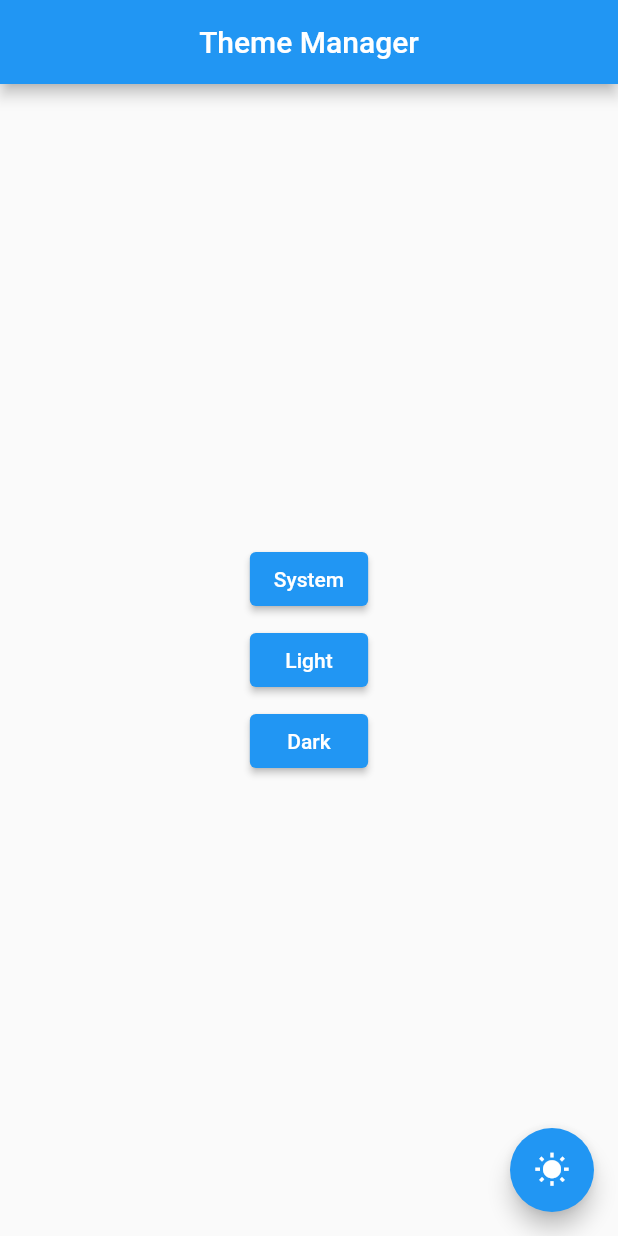
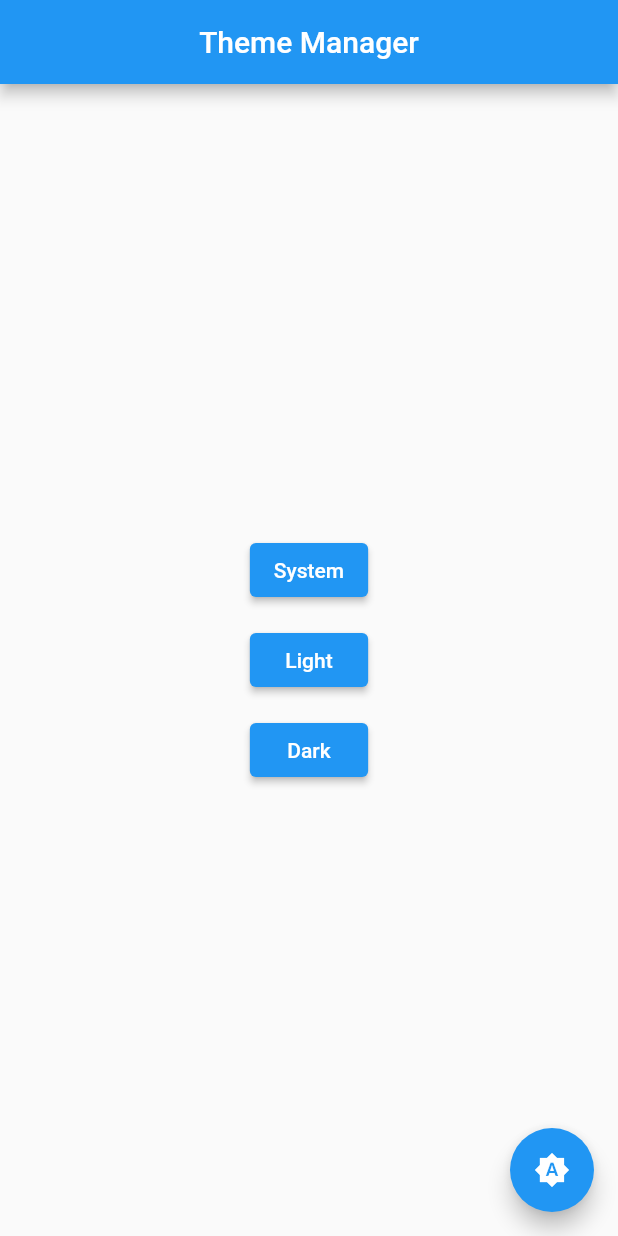
Before and after one commit to matthewrice345/theme_manager, a Flutter app: the screen it shows after launch, after a tap on "System", on a phone screen of 412 x 824 dp. Run offline on Flutter 3.47's test engine with Material 2 defaults, Android fonts, the phone set to English and light mode, and no system bars; our stand-ins replace equatable, shared_preferences.

Commit message:
see changlong 2.0.2

```diff
--- a/example/lib/main.dart
+++ b/example/lib/main.dart
@@ -19,10 +19,10 @@ class MyApp extends StatelessWidget {
         primarySwatch: Colors.blue,
         brightness: brightness,
       ),
-      themedWidgetBuilder: (BuildContext context, ThemeData theme) {
+      themedBuilder: (BuildContext context, ThemeState state) {
         return MaterialApp(
           title: 'Theme Manager Demo',
-          theme: theme,
+          theme: state.themeData,
           home: const MyHomePage(),
         );
       },
@@ -38,8 +38,11 @@ class MyHomePage extends StatefulWidget {
 }
 
 class _MyHomePageState extends State<MyHomePage> {
+
   @override
   Widget build(BuildContext context) {
+    final brightnessPreference = ThemeManager.of(context).state.brightnessPreference;
+
     return Scaffold(
       appBar: AppBar(
         title: const Text('Theme Manager'),
@@ -52,19 +55,27 @@ class _MyHomePageState extends State<MyHomePage> {
             crossAxisAlignment: CrossAxisAlignment.stretch,
             children: <Widget>[
               ElevatedButton(
+                style: ElevatedButton.styleFrom(
+                  backgroundColor: brightnessPreference.isSystem ? Colors.red : Colors.blue,
+                ),
                 onPressed: () => ThemeManager.of(context)
                     .setBrightness(BrightnessPreference.system),
                 child: const Text('System'),
               ),
-              Padding(
-                padding: const EdgeInsets.symmetric(vertical: 6),
-                child: ElevatedButton(
-                  onPressed: () => ThemeManager.of(context)
-                      .setBrightness(BrightnessPreference.light),
-                  child: const Text('Light'),
+              const SizedBox(height: 12),
+              ElevatedButton(
+                style: ElevatedButton.styleFrom(
+                  backgroundColor: brightnessPreference.isSystem ? Colors.red : Colors.blue,
                 ),
+                onPressed: () => ThemeManager.of(context)
+                    .setBrightness(BrightnessPreference.light),
+                child: const Text('Light'),
               ),
+              const SizedBox(height: 12),
               ElevatedButton(
+                style: ElevatedButton.styleFrom(
+                  backgroundColor: brightnessPreference.isSystem ? Colors.red : Colors.blue,
+                ),
                 onPressed: () => ThemeManager.of(context)
                     .setBrightness(BrightnessPreference.dark),
                 child: const Text('Dark'),
@@ -79,10 +90,9 @@ class _MyHomePageState extends State<MyHomePage> {
             ThemeManager.of(context).setBrightness(preference);
           });
         },
-        child: Builder(
-          builder: (context) {
-            final brightness = ThemeManager.of(context).brightnessPreference;
-            switch (brightness) {
+        child: ThemeBuilder(
+          builder: (context, themeState) {
+            switch (themeState.brightnessPreference) {
               case BrightnessPreference.light:
                 return const Icon(Icons.wb_sunny);
               case BrightnessPreference.dark:
--- a/lib/enums.dart
+++ b/lib/enums.dart
@@ -21,4 +21,8 @@ enum BrightnessPreference {
         }
     }
   }
+
+  bool get isSystem => this == BrightnessPreference.system;
+  bool get isDark => this == BrightnessPreference.dark;
+  bool get isLight => this == BrightnessPreference.light;
 }
--- /dev/null
+++ b/lib/theme_builder.dart
@@ -0,0 +1,28 @@
+import 'package:flutter/material.dart';
+import 'package:theme_manager/theme_manager_widget.dart';
+import 'package:theme_manager/theme_state.dart';
+
+typedef ThemeBuilderWidget = Widget Function(BuildContext context, ThemeState state);
+
+/// A widget that rebuilds when the theme changes. Sometimes you need to rebuild
+/// part of the widget tree that may not get updated via the [ThemeManagerWidget].
+/// While the theme is changed correctly places such as a [Builder] widget may not
+/// get updated. This widget will rebuild when the theme changes.
+///
+/// This widget its not meant to wrap the [MaterialApp].
+class ThemeBuilder extends StatelessWidget {
+  const ThemeBuilder({super.key, required this.builder});
+  final ThemeBuilderWidget builder;
+
+  @override
+  Widget build(BuildContext context) {
+    final notifier = ThemeManager.of(context).themeStateNotifier;
+
+    return ValueListenableBuilder<ThemeState>(
+      builder: (BuildContext context, ThemeState value, Widget? child) {
+        return builder(context, value);
+      },
+      valueListenable: notifier,
+    );
+  }
+}
--- a/lib/theme_manager.dart
+++ b/lib/theme_manager.dart
@@ -1,5 +1,7 @@
 library theme_manager;
 
 export 'package:theme_manager/theme_manager_widget.dart';
-export 'package:theme_manager/change_theme_widget.dart';
+export 'package:theme_manager/theme_picker_dialog.dart';
 export 'package:theme_manager/enums.dart';
+export 'package:theme_manager/theme_state.dart';
+export 'package:theme_manager/theme_builder.dart';
--- a/lib/theme_manager_widget.dart
+++ b/lib/theme_manager_widget.dart
@@ -3,114 +3,123 @@ import 'dart:async';
 import 'package:flutter/material.dart';
 import 'package:theme_manager/enums.dart';
 import 'package:theme_manager/preferences.dart';
+import 'package:theme_manager/theme_state.dart';
 
-typedef ThemedWidgetBuilder = Widget Function(
-    BuildContext context, ThemeData data);
+typedef ThemedBuilder = Widget Function(BuildContext context, ThemeState state);
 
-typedef ThemeDataWithBrightnessBuilder = ThemeData Function(
-    Brightness brightness);
+typedef ThemeDataWithBrightnessBuilder = ThemeData Function(Brightness brightness);
 
 class ThemeManager extends StatefulWidget {
   const ThemeManager({
     super.key,
     required this.data,
-    required this.themedWidgetBuilder,
+    required this.themedBuilder,
     this.defaultBrightnessPreference = BrightnessPreference.system,
   });
 
   /// Builder that gets called when the brightness or theme changes
-  final ThemedWidgetBuilder themedWidgetBuilder;
+  final ThemedBuilder themedBuilder;
 
-  /// Callback that returns the latest brightness
+  /// Callback that returns the updated theme brightness
   final ThemeDataWithBrightnessBuilder data;
 
   /// The default brightness preference on start
-  ///
-  /// Defaults to `BrightnessPreference.system`
+  /// Defaults to `BrightnessPreference.system` when not set.
   final BrightnessPreference defaultBrightnessPreference;
 
   @override
   ThemeManagerState createState() => ThemeManagerState();
 
   static ThemeManagerState of(BuildContext context) {
-    return context.findAncestorStateOfType<State<ThemeManager>>()
-        as ThemeManagerState;
+    return context.findAncestorStateOfType<State<ThemeManager>>() as ThemeManagerState;
   }
 }
 
-class ThemeManagerState extends State<ThemeManager> {
+class ThemeManagerState extends State<ThemeManager> with WidgetsBindingObserver {
   /// Get the current `ThemeData`
-  ThemeData get themeData => _themeData;
-  late ThemeData _themeData;
+  ThemeState get state => _state;
+  late ThemeState _state;
 
-  /// Get the current `BrightnessPreference`
-  BrightnessPreference get brightnessPreference => _brightnessSharedPreference;
-  late BrightnessPreference _brightnessSharedPreference;
+  ValueNotifier<ThemeState> get themeStateNotifier => _themeStateNotifier;
+  late ValueNotifier<ThemeState> _themeStateNotifier;
 
   @override
   void initState() {
     super.initState();
-    _brightnessSharedPreference = widget.defaultBrightnessPreference;
-    _themeData = widget.data(_brightnessSharedPreference.brightness(context));
-    _initVariables();
+    _state = ThemeState(
+      widget.data(widget.defaultBrightnessPreference.brightness(context)),
+      widget.defaultBrightnessPreference,
+    );
+    _themeStateNotifier = ValueNotifier<ThemeState>(state);
+    _loadBrightness();
   }
 
   @override
   void didChangeDependencies() {
     super.didChangeDependencies();
-    final brightness = _brightnessSharedPreference.brightness(context);
-    _themeData = widget.data(brightness);
+    _state = ThemeState(
+      widget.data(state.brightnessPreference.brightness(context)),
+      state.brightnessPreference,
+    );
+    WidgetsBinding.instance.addObserver(this);
   }
 
   @override
   void didUpdateWidget(ThemeManager oldWidget) {
     super.didUpdateWidget(oldWidget);
-    final brightness = _brightnessSharedPreference.brightness(context);
-    _themeData = widget.data(brightness);
+    _state = ThemeState(
+      widget.data(state.brightnessPreference.brightness(context)),
+      state.brightnessPreference,
+    );
+  }
+
+  @override
+  void didChangePlatformBrightness() {
+    super.didChangePlatformBrightness();
+    _loadBrightness();
+  }
+
+  @override
+  void dispose() {
+    WidgetsBinding.instance.removeObserver(this);
+    super.dispose();
   }
 
   /// Initializes the variables
-  /// Loads the brightness depending on the `loadBrightnessOnStart` value
-  void _initVariables() {
-    Preferences.getBrightness(widget.defaultBrightnessPreference).then((value) {
-      _brightnessSharedPreference = value;
-      final brightness = _brightnessSharedPreference.brightness(context);
-      setThemeData(widget.data(brightness));
-    });
+  Future<void> _loadBrightness() async {
+    final brightnessPreference = await Preferences.getBrightness(widget.defaultBrightnessPreference);
+    setThemeData(brightnessPreference);
   }
 
-  /// Toggles the brightness from dark to light
+  /// Sets the [BrightnessPreference] and saves it to shared preferences
   Future<void> setBrightness(BrightnessPreference brightnessPreference) async {
-    _brightnessSharedPreference = brightnessPreference;
-    final brightness = _brightnessSharedPreference.brightness(context);
-    setThemeData(widget.data(brightness));
     await Preferences.saveBrightness(brightnessPreference);
+    setThemeData(brightnessPreference);
   }
 
   /// Gets the stored shared preference for the brightness preference
   Future<BrightnessPreference> getBrightness() {
-    return Preferences.getBrightness(brightnessPreference);
+    return Preferences.getBrightness(state.brightnessPreference);
   }
 
   /// Clears the stored shared preference for the brightness preference
   Future<void> clearBrightnessPreference() async {
     await Preferences.clearBrightness();
-    _brightnessSharedPreference = widget.defaultBrightnessPreference;
-    // ignore: use_build_context_synchronously
-    final brightness = _brightnessSharedPreference.brightness(context);
-    setThemeData(widget.data(brightness));
+    setThemeData(widget.defaultBrightnessPreference);
   }
 
   /// Changes the theme using the provided `ThemeData`
-  void setThemeData(ThemeData data) {
-    _themeData = data;
+  void setThemeData(BrightnessPreference brightnessPreference) {
+    final brightness = brightnessPreference.brightness(context);
+    _state = ThemeState(widget.data.call(brightness), brightnessPreference);
     if (mounted) {
       setState(() {});
     }
+    _themeStateNotifier.value = state;
   }
 
   @override
   Widget build(BuildContext context) {
-    return widget.themedWidgetBuilder(context, _themeData);
+    return widget.themedBuilder(context, state);
   }
 }
--- a/lib/change_theme_widget.dart
+++ b/lib/theme_picker_dialog.dart
@@ -7,13 +7,13 @@ typedef OnThemeSelected = void Function(BrightnessPreference preference);
 class ThemePickerDialog extends StatelessWidget {
   const ThemePickerDialog({super.key, required this.onThemeSelected});
 
-  static Future<void> show(
-      BuildContext context, OnThemeSelected onThemeSelected) {
+  static Future<void> show(BuildContext context, OnThemeSelected onThemeSelected) {
     return showDialog<void>(
-        context: context,
-        builder: (context) => ThemePickerDialog(
-              onThemeSelected: onThemeSelected,
-            ));
+      context: context,
+      builder: (context) => ThemePickerDialog(
+        onThemeSelected: onThemeSelected,
+      ),
+    );
   }
 
   final OnThemeSelected onThemeSelected;
@@ -24,27 +24,27 @@ class ThemePickerDialog extends StatelessWidget {
       title: const Text('Select Theme'),
       children: <Widget>[
         RadioListTile<BrightnessPreference>(
-          activeColor: ThemeManager.of(context).themeData.primaryColor,
+          activeColor: ThemeManager.of(context).state.themeData.primaryColor,
           value: BrightnessPreference.system,
-          groupValue: ThemeManager.of(context).brightnessPreference,
+          groupValue: ThemeManager.of(context).state.brightnessPreference,
           onChanged: (_) {
             onThemeSelected.call(BrightnessPreference.system);
           },
           title: const Text('System'),
         ),
         RadioListTile<BrightnessPreference>(
-          activeColor: ThemeManager.of(context).themeData.primaryColor,
+          activeColor: ThemeManager.of(context).state.themeData.primaryColor,
           value: BrightnessPreference.light,
-          groupValue: ThemeManager.of(context).brightnessPreference,
+          groupValue: ThemeManager.of(context).state.brightnessPreference,
           onChanged: (_) {
             onThemeSelected.call(BrightnessPreference.light);
           },
           title: const Text('Light'),
         ),
         RadioListTile<BrightnessPreference>(
-          activeColor: ThemeManager.of(context).themeData.primaryColor,
+          activeColor: ThemeManager.of(context).state.themeData.primaryColor,
           value: BrightnessPreference.dark,
-          groupValue: ThemeManager.of(context).brightnessPreference,
+          groupValue: ThemeManager.of(context).state.brightnessPreference,
           onChanged: (_) {
             onThemeSelected.call(BrightnessPreference.dark);
           },
--- /dev/null
+++ b/lib/theme_state.dart
@@ -0,0 +1,21 @@
+import 'package:equatable/equatable.dart';
+import 'package:flutter/material.dart';
+import 'package:theme_manager/enums.dart';
+
+class ThemeState extends Equatable {
+  final ThemeData themeData;
+  final BrightnessPreference brightnessPreference;
+
+  const ThemeState(this.themeData, this.brightnessPreference);
+
+  @override
+  List<Object?> get props => [
+    themeData,
+    brightnessPreference,
+  ];
+
+  @override
+  String toString() {
+    return 'ThemeState { themeData: $themeData, brightnessPreference: $brightnessPreference }';
+  }
+}
--- a/pubspec.yaml
+++ b/pubspec.yaml
@@ -12,6 +12,7 @@ dependencies:
     sdk: flutter
   shared_preferences: ^2.2.2
   platform: ^3.1.3
+  equatable: ^2.0.3
 
 dev_dependencies:
   flutter_test:
```
Also changed, not shown: example/pubspec.lock, pubspec.lock, 4 other files.
